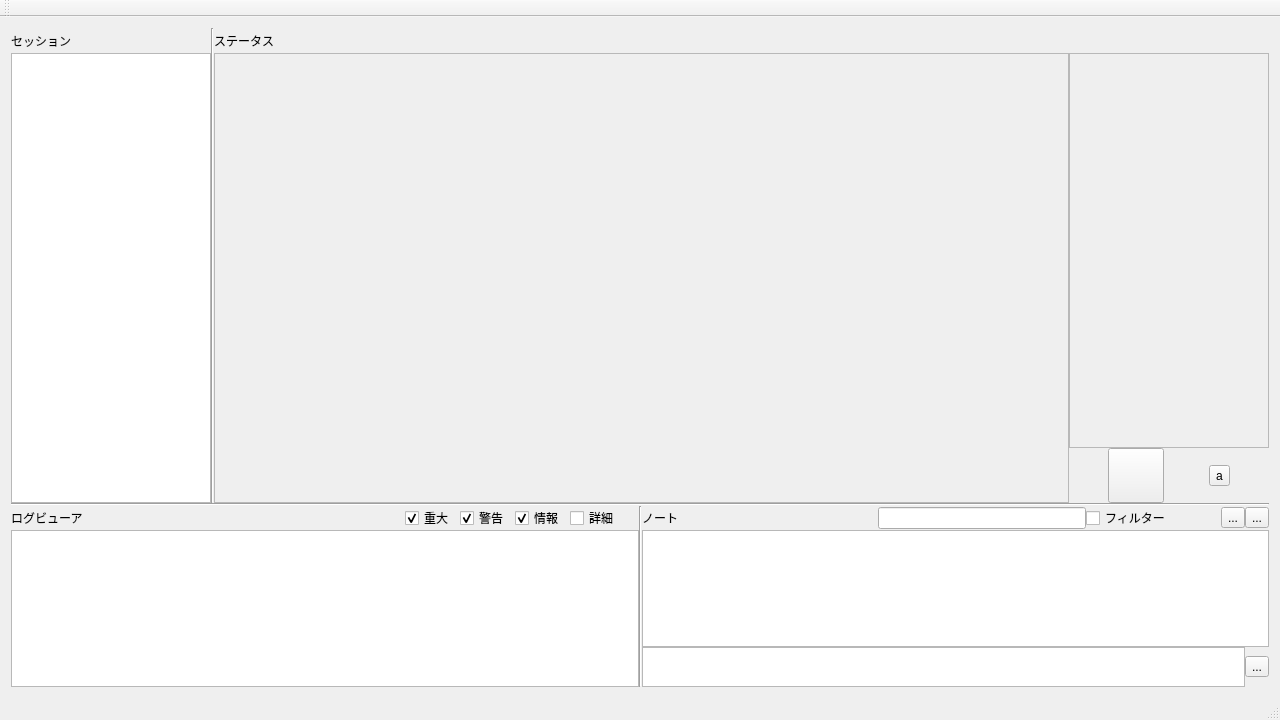
The window that mainwindow.ui (fr0077/magmeasure) describes before a commit, drawn with Qt 5.
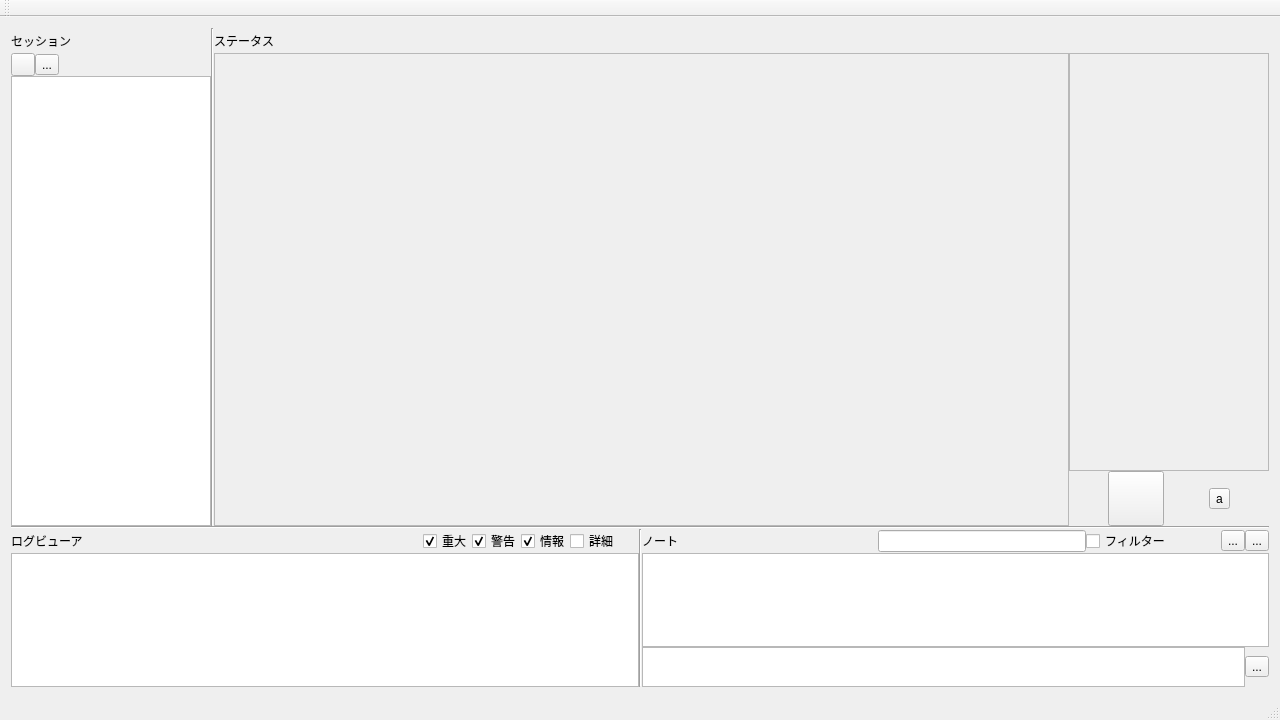
The same window after the commit. Icons and pictures are not drawn.

The edit to the form file:
```diff
--- a/mainwindow.ui
+++ b/mainwindow.ui
@@ -74,6 +74,51 @@
           </property>
          </widget>
         </item>
+        <item>
+         <layout class="QHBoxLayout" name="horizontalLayout_8">
+          <property name="spacing">
+           <number>0</number>
+          </property>
+          <item>
+           <widget class="QToolButton" name="toolButton_5">
+            <property name="text">
+             <string/>
+            </property>
+            <property name="icon">
+             <iconset resource="magmeasure-resources.qrc">
+              <normaloff>:/icons/plus.png</normaloff>:/icons/plus.png</iconset>
+            </property>
+           </widget>
+          </item>
+          <item>
+           <widget class="QToolButton" name="toolButton">
+            <property name="text">
+             <string>...</string>
+            </property>
+            <property name="icon">
+             <iconset resource="magmeasure-resources.qrc">
+              <normaloff>:/icons/cancel.png</normaloff>:/icons/cancel.png</iconset>
+            </property>
+           </widget>
+          </item>
+          <item>
+           <spacer name="horizontalSpacer_5">
+            <property name="orientation">
+             <enum>Qt::Horizontal</enum>
+            </property>
+            <property name="sizeType">
+             <enum>QSizePolicy::Maximum</enum>
+            </property>
+            <property name="sizeHint" stdset="0">
+             <size>
+              <width>150</width>
+              <height>20</height>
+             </size>
+            </property>
+           </spacer>
+          </item>
+         </layout>
+        </item>
         <item>
          <widget class="QListView" name="listView_2">
           <property name="sizePolicy">
@@ -270,6 +315,9 @@
         </property>
         <item>
          <layout class="QHBoxLayout" name="horizontalLayout_3">
+          <property name="spacing">
+           <number>-1</number>
+          </property>
           <property name="sizeConstraint">
            <enum>QLayout::SetFixedSize</enum>
           </property>
```
Left out of the diff: 2 changed lines with no effect on the pictures.
